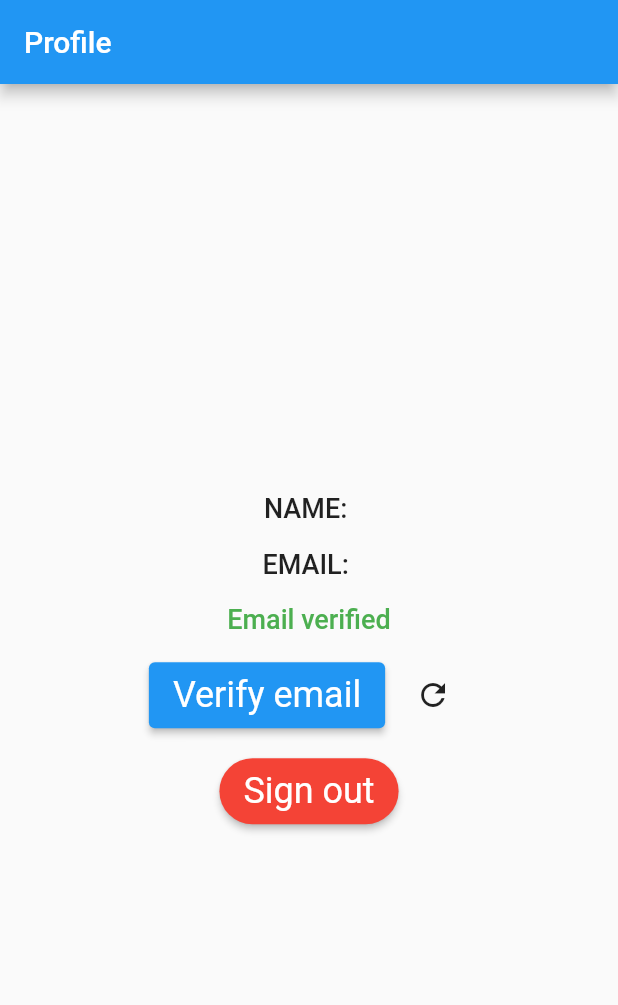
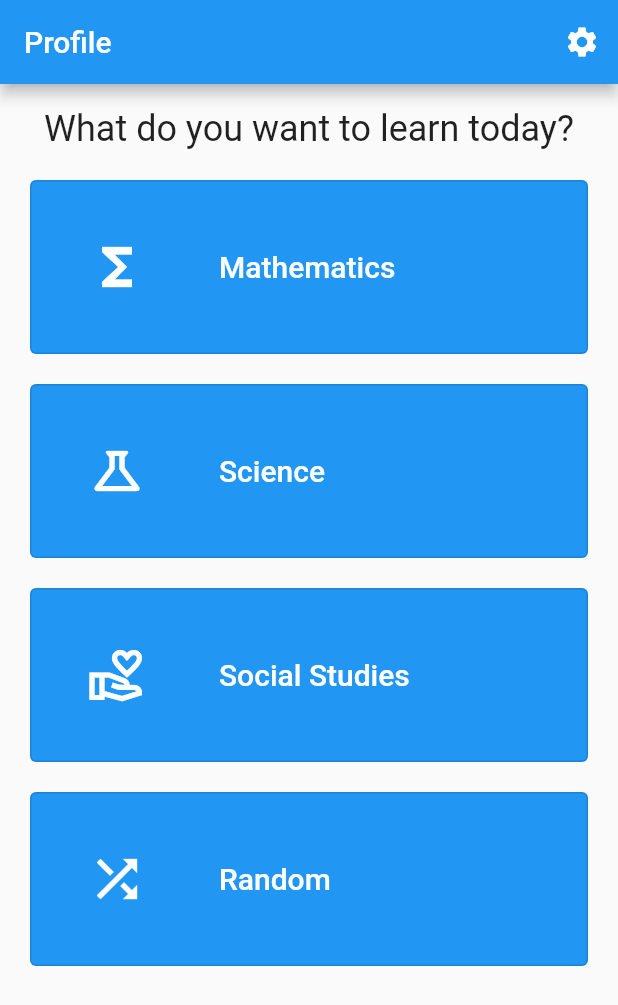
Before and after one commit to isaacattuah/tukwan, a Flutter app: the ProfilePage screen opened directly with empty values, on a phone screen of 412 x 824 dp. Shown: the top 1005 px of the screen. Run offline on Flutter 3.47's test engine with Material 2 defaults, Android fonts, the phone set to English and light mode, and no system bars; our stand-ins replace firebase_auth, firebase_core; accounts and stored records are empty.

Commit message:
Added Profile Page Support

```diff
--- a/lib/screens/profile_page.dart
+++ b/lib/screens/profile_page.dart
@@ -2,6 +2,7 @@ import 'package:firebase_auth/firebase_auth.dart';
 import 'package:flutter/material.dart';
 import 'package:tukwan/screens/login_page.dart';
 import 'package:tukwan/utils/fire_auth.dart';
+import 'courses_list.dart';
 
 class ProfilePage extends StatefulWidget {
   final User user;
@@ -24,13 +25,14 @@ class _ProfilePageState extends State<ProfilePage> {
     super.initState();
   }
 
-  @override
-  Widget build(BuildContext context) {
+  void _viewSettings() {
+    Navigator.of(context)
+        .push(MaterialPageRoute(builder: (BuildContext context) {
+
+
       return Scaffold(
-      appBar: AppBar(
-        title: Text('Profile'),
-      ),
-      body: Center(
+          appBar: AppBar(title: Text('Settings')),
+          body:Center(
             child: Column(
               mainAxisAlignment: MainAxisAlignment.center,
               children: [
@@ -122,5 +124,34 @@ class _ProfilePageState extends State<ProfilePage> {
             ),
           ),
       );
+    }));
+  }
+
+
+
+  @override
+  Widget build(BuildContext context) {
+    CourseListPage page = CourseListPage(buildContext: context);
+    return Scaffold(
+      appBar: AppBar(
+        title: Text('Profile'),
+          actions: <Widget>[
+      IconButton(icon: Icon(Icons.settings), onPressed: _viewSettings)]
+      ),
+      body: Column(
+          children: [
+            Padding(
+              padding: const EdgeInsets.all(8.0),
+            ),
+            Text('What do you want to learn today?', style: TextStyle(fontSize: 24)),
+            Expanded(
+              child: ListView(
+                padding: EdgeInsets.all(10.0),
+                children: page.getCardsList(courseList: courses),
+              ),
+            )
+          ]
+      )
+    );
   }
 }
```
Also changed, not shown: lib/screens/courses_info.dart (added, +20 -0 lines), lib/screens/courses_list.dart (added, +131 -0 lines). Lines whose indentation alone changed are shown as unchanged.
